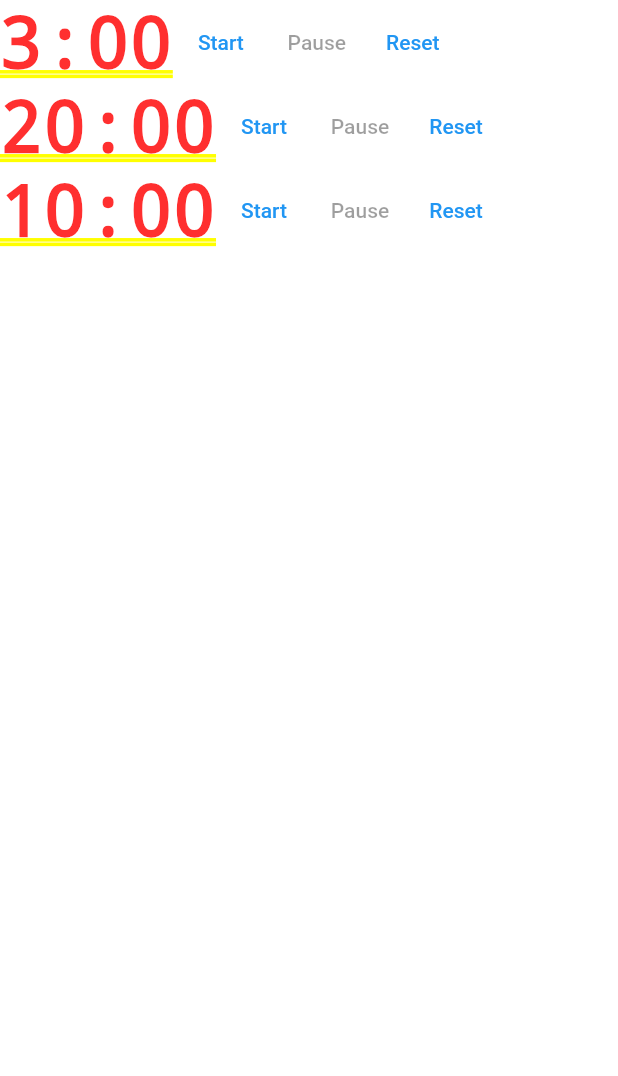
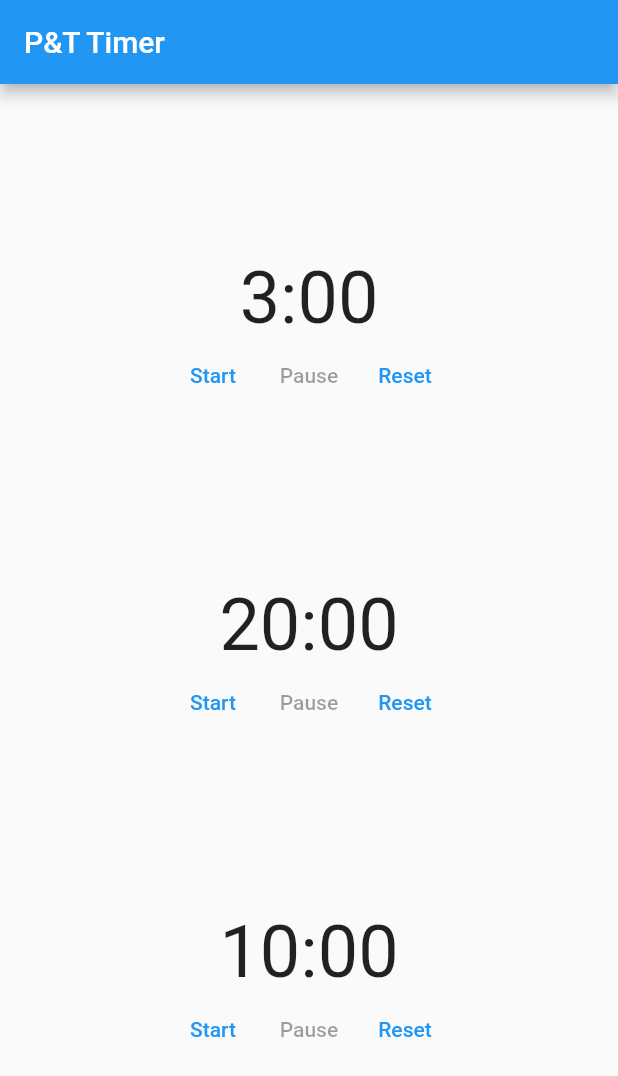
Before and after one commit to doctor-g/PTTimer, a Flutter app: the screen it shows after launch, on a phone screen of 412 x 824 dp. Shown: the top 1076 px of the screen. Run offline on Flutter 3.47's test engine with Material 2 defaults, Android fonts, the light colour scheme and no system bars.

Commit message:
Lay out all three timers within material scaffold

```diff
--- a/lib/main.dart
+++ b/lib/main.dart
@@ -13,11 +13,18 @@ class PTTimer extends StatelessWidget {
   @override
   Widget build(BuildContext context) {
     return MaterialApp(
-      title: 'Flutter Demo',
+      title: 'P&T Timer',
       theme: ThemeData(
         primarySwatch: Colors.blue,
       ),
-      home: const MainPage(),
+      home: Scaffold(
+        appBar: AppBar(
+          title: const Text('P&T Timer'),
+        ),
+        body: const SizedBox.expand(
+          child: MainPage(),
+        ),
+      ),
     );
   }
 }
@@ -28,6 +35,8 @@ class MainPage extends StatelessWidget {
   @override
   Widget build(BuildContext context) {
     return Column(
+      crossAxisAlignment: CrossAxisAlignment.stretch,
+      mainAxisAlignment: MainAxisAlignment.spaceEvenly,
       children: const [
         TimerWidget(duration: Duration(minutes: 3)),
         TimerWidget(duration: Duration(minutes: 20)),
@@ -62,9 +71,12 @@ class _TimerWidgetState extends State<TimerWidget> {
 
   @override
   Widget build(BuildContext context) {
-    return Row(
+    return Column(
       children: [
         TimeRemaining(_secondsRemaining),
+        Row(
+          mainAxisAlignment: MainAxisAlignment.center,
+          children: [
             TextButton(
                 child: const Text('Start'),
                 onPressed: _isRunning ? null : () => _startTimer()),
@@ -74,6 +86,8 @@ class _TimerWidgetState extends State<TimerWidget> {
             TextButton(
               child: const Text('Reset'),
               onPressed: () => _resetTimer(),
+            ),
+          ],
         ),
       ],
     );
@@ -119,6 +133,9 @@ class TimeRemaining extends StatelessWidget {
   Widget build(BuildContext context) {
     String text =
         '${seconds ~/ 60}:${(seconds % 60).toString().padLeft(2, '0')}';
-    return Text(text);
+    return Text(
+      text,
+      style: TextStyle(fontSize: 48),
+    );
   }
 }
```
Lines whose indentation alone changed are shown as unchanged.
